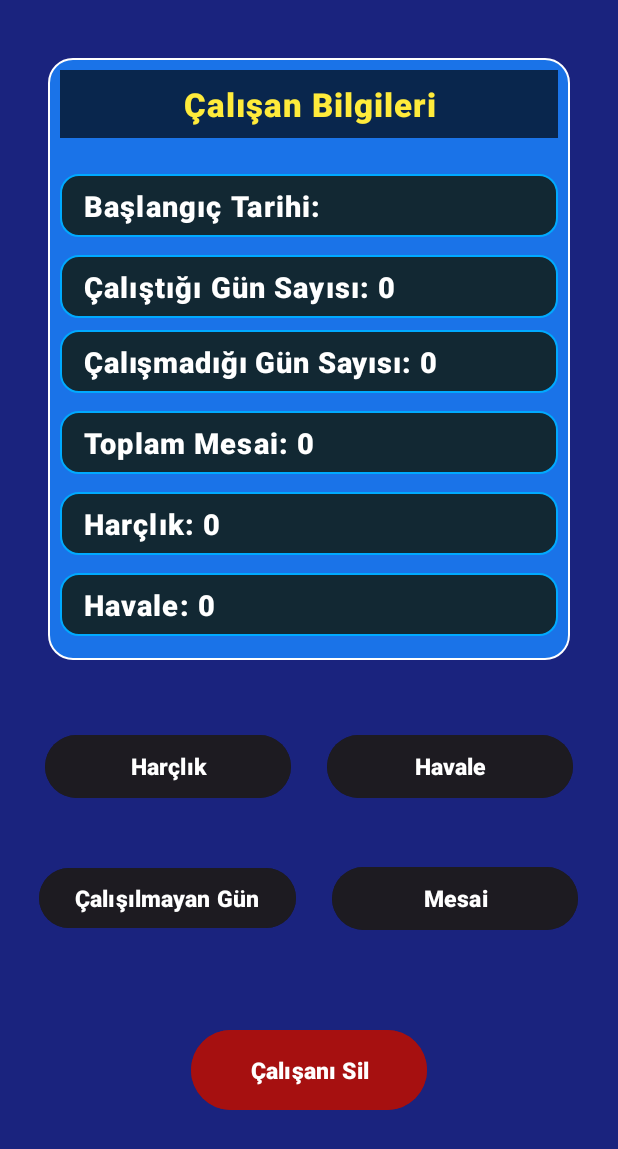
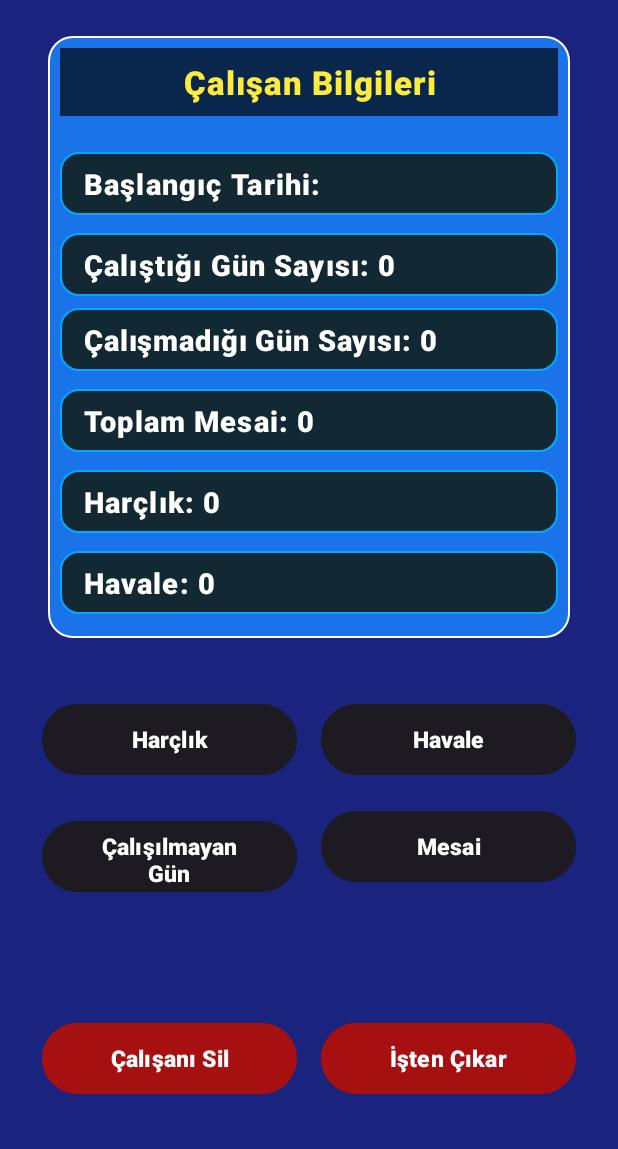
Before and after one commit to menasy/HesKit-MobilApp, an Android app: the fragment EmployeeProcces placed in its activity, on a phone screen of 412 x 824 dp. Shown: the top 1149 px of the screen. Run offline under Robolectric (Android 15) with nearby library versions, the phone set to English and light mode, and no system bars; 1 statement that could not run was skipped.

Commit message:
DismissEmploye added

```diff
--- a/app/src/main/java/com/menasy/heskit/Calisanlar.java
+++ b/app/src/main/java/com/menasy/heskit/Calisanlar.java
@@ -255,11 +255,12 @@ public class Calisanlar extends Fragment {
                     int dateInColumnIndex = cursor.getColumnIndex("dateIn");
                     int totalTransferIndex = cursor.getColumnIndex("totalTransfer");
                     int totalOverDayIndex = cursor.getColumnIndex("totalOverDay");
+                    int dismissIndex = cursor.getColumnIndex("dismissDate");
 
                     if (idColumnIndex == -1 || nameColumnIndex == -1 ||
                             surNameColumnIndex == -1 || totalOverDayIndex == -1 ||
                             totalMoneyColumnIndex == -1 || dateInColumnIndex == -1 ||
-                            totalTransferIndex == -1) {
+                            totalTransferIndex == -1 || dismissIndex == -1) {
                         Log.e("DB_ERROR", "Bir veya daha fazla sütun bulunamadı!");
                         continue;
                     }
@@ -273,12 +274,14 @@ public class Calisanlar extends Fragment {
                     long totalTransfer = cursor.getLong(totalTransferIndex);
                     int totalOverDay = cursor.getInt(totalOverDayIndex);
                     int[] dateIn = DateUtils.parseDateArray(dateInStr);
+                    String dismissDateStr = cursor.getString(dismissIndex);
 
                     Employee emp = new Employee(name, surName, dateIn);
                     emp.setDbId(dbId);
                     emp.setTotalMoney(totalMoney);
                     emp.setTotalTransfer(totalTransfer);
                     emp.setTotalOverDay(totalOverDay);
+                    emp.setDismissDate(dismissDateStr != null ? DateUtils.parseDateArray(dismissDateStr) : null);
 
 
                     ArrayList<EmployeePayment> payments = dbHelper.getPaymentsForEmployee(dbId);
--- a/app/src/main/res/layout/fragment_employee_procces.xml
+++ b/app/src/main/res/layout/fragment_employee_procces.xml
@@ -19,13 +19,11 @@
         android:layout_marginHorizontal="32dp"
         android:layout_marginVertical="24dp"
         android:layout_marginStart="32dp"
-        android:layout_marginTop="30dp"
+        android:layout_marginTop="7dp"
         android:layout_marginEnd="32dp"
-        android:layout_marginBottom="53dp"
         android:background="@drawable/bg_stats_card"
         android:orientation="vertical"
         android:padding="8dp"
-        app:layout_constraintBottom_toTopOf="@+id/linearLayout9"
         app:layout_constraintEnd_toEndOf="parent"
         app:layout_constraintStart_toStartOf="parent"
         app:layout_constraintTop_toTopOf="parent">
@@ -157,101 +155,70 @@
 
     <LinearLayout
         android:id="@+id/linearLayout9"
-        android:layout_width="0dp"
+        android:layout_width="match_parent"
         android:layout_height="wrap_content"
-        android:layout_marginBottom="38dp"
+        android:layout_marginTop="24dp"
         android:gravity="center"
         android:orientation="vertical"
-        app:layout_constraintBottom_toTopOf="@+id/deleteEmpBut"
         app:layout_constraintEnd_toEndOf="parent"
         app:layout_constraintStart_toStartOf="parent"
         app:layout_constraintTop_toBottomOf="@+id/linearLayout7">
 
-        <!-- Butonlar için yatay LinearLayout -->
-
-        <LinearLayout
-            android:layout_width="match_parent"
+        <!-- Butonlar için Grid benzeri bir yapı -->
+        <GridLayout
+            android:layout_width="wrap_content"
             android:layout_height="wrap_content"
-            android:layout_marginBottom="16dp"
-            android:gravity="center"
-            android:orientation="horizontal">
+            android:columnCount="2"
+            android:rowCount="2"
+            android:padding="8dp">
 
             <Button
                 android:id="@+id/getAddPaymentFragmentBut"
-                android:layout_width="164dp"
-                android:layout_height="50dp"
-                android:layout_marginTop="8dp"
-                android:layout_marginEnd="16dp"
-                android:layout_marginBottom="8dp"
-                android:backgroundTint="@color/material_on_surface_emphasis_high_type"
-                android:text="Harçlık"
-                android:textSize="15sp"
-                android:textStyle="bold" />
+                style="@style/ButtonStyle"
+                android:text="Harçlık" />
 
             <Button
                 android:id="@+id/getHavaleFragmentBut"
-                android:layout_width="164dp"
-                android:layout_height="50dp"
-                android:layout_marginStart="8dp"
-                android:layout_marginTop="8dp"
-                android:layout_marginBottom="8dp"
-                android:backgroundTint="@color/material_on_surface_emphasis_high_type"
-                android:text="Havale"
-                android:textSize="15sp"
-                android:textStyle="bold" />
-
-        </LinearLayout>
-
-        <LinearLayout
-            android:layout_width="match_parent"
-            android:layout_height="wrap_content"
-            android:gravity="center"
-            android:orientation="horizontal">
+                style="@style/ButtonStyle"
+                android:text="Havale" />
 
             <Button
                 android:id="@+id/empAddNotWorksDayBut"
-                android:layout_width="wrap_content"
-                android:layout_height="wrap_content"
-                android:layout_gravity="center"
-                android:layout_marginTop="12dp"
-                android:layout_marginEnd="16dp"
-                android:layout_marginBottom="8dp"
-                android:backgroundTint="@color/material_on_surface_emphasis_high_type"
-                android:text="Çalışılmayan Gün"
-                android:textSize="15sp"
-                android:textStyle="bold" />
+                style="@style/ButtonStyle"
+                android:text="Çalışılmayan Gün" />
 
             <Button
                 android:id="@+id/empGetOverDayFragment"
-                android:layout_width="164dp"
-                android:layout_height="50dp"
-                android:layout_gravity="center"
-                android:layout_marginStart="8dp"
-                android:layout_marginTop="12dp"
-                android:layout_marginBottom="8dp"
-                android:backgroundTint="@color/material_on_surface_emphasis_high_type"
-                android:text="Mesai"
-                android:textSize="15sp"
-                android:textStyle="bold" />
-        </LinearLayout>
-
-        <!-- Butonlar için ikinci yatay LinearLayout -->
+                style="@style/ButtonStyle"
+                android:text="Mesai" />
+        </GridLayout>
 
     </LinearLayout>
 
-    <Button
-        android:id="@+id/deleteEmpBut"
-        android:layout_width="157dp"
-        android:layout_height="61dp"
-        android:layout_gravity="center"
-        android:layout_marginBottom="66dp"
-        android:backgroundTint="#A61010"
-        android:text="Çalışanı Sil"
-        android:textSize="15sp"
-        android:textStyle="bold"
+    <LinearLayout
+        android:id="@+id/linearLayout12"
+        android:layout_width="0dp"
+        android:layout_height="wrap_content"
+        android:layout_marginBottom="28dp"
+        android:gravity="center"
+        android:orientation="horizontal"
         app:layout_constraintBottom_toBottomOf="parent"
         app:layout_constraintEnd_toEndOf="parent"
         app:layout_constraintStart_toStartOf="parent"
-        app:layout_constraintTop_toBottomOf="@+id/linearLayout9" />
+        app:layout_constraintTop_toBottomOf="@+id/linearLayout9">
+
+        <Button
+            android:id="@+id/deleteEmpBut"
+            style="@style/DeleteButtonStyle"
+            android:textColor="@color/white"
+            android:text="Çalışanı Sil" />
+
+        <Button
+            android:id="@+id/dismissEmpBut"
+            android:textColor="@color/white"
+            style="@style/DeleteButtonStyle"
+            android:text="İşten Çıkar" />
+    </LinearLayout>
+
 
 </androidx.constraintlayout.widget.ConstraintLayout>
--- a/app/src/main/res/values/styles.xml
+++ b/app/src/main/res/values/styles.xml
@@ -6,4 +6,16 @@
         <item name="android:clipToPadding">false</item>
         <item name="android:scrollbars">vertical</item>
     </style>
+    <style name="ButtonStyle">
+        <item name="android:layout_width">170dp</item>
+        <item name="android:layout_height">55dp</item>
+        <item name="android:layout_margin">8dp</item>
+        <item name="android:backgroundTint">@color/material_on_surface_emphasis_high_type</item>
+        <item name="android:textSize">15sp</item>
+        <item name="android:textStyle">bold</item>
+    </style>
+
+    <style name="DeleteButtonStyle" parent="ButtonStyle">
+        <item name="android:backgroundTint">#A61010</item>
+    </style>
 </resources>
```
Also changed, not shown: app/src/main/java/com/menasy/heskit/CalisanAdapter.java (+9 -5 lines), app/src/main/java/com/menasy/heskit/DBHelper.java (+22 -7 lines), app/src/main/java/com/menasy/heskit/Employee.java (+39 -2 lines), app/src/main/java/com/menasy/heskit/EmployeeProcces.java (+119 -2 lines), 2 other files.
